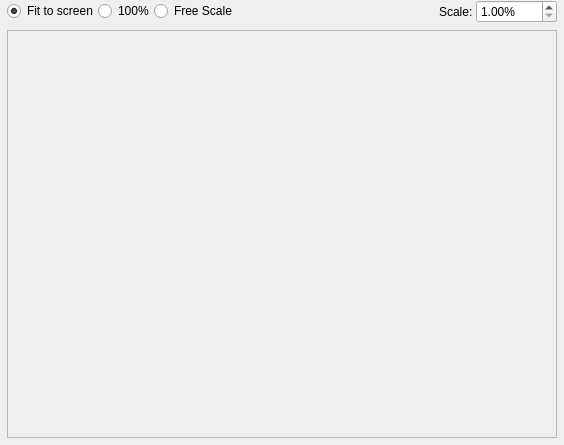
Qt form Source/GUI/imagelabel.ui (bavc/qctools) before a commit.
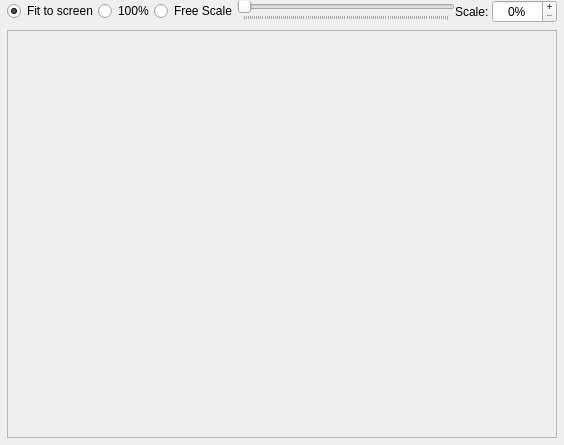
The same form after that commit.

Commit message: add slider for 1-100% frame scaling

```diff
--- a/Source/GUI/imagelabel.ui
+++ b/Source/GUI/imagelabel.ui
@@ -68,20 +68,23 @@
       </widget>
      </item>
      <item>
-      <spacer name="left_horizontalSpacer_2">
+      <widget class="QSlider" name="scalePercentage_horizontalSlider">
+       <property name="minimum">
+        <number>1</number>
+       </property>
+       <property name="maximum">
+        <number>100</number>
+       </property>
        <property name="orientation">
         <enum>Qt::Horizontal</enum>
        </property>
-       <property name="sizeType">
-        <enum>QSizePolicy::MinimumExpanding</enum>
+       <property name="tickPosition">
+        <enum>QSlider::TicksBelow</enum>
        </property>
-       <property name="sizeHint" stdset="0">
-        <size>
-         <width>17</width>
-         <height>17</height>
-        </size>
+       <property name="tickInterval">
+        <number>1</number>
        </property>
-      </spacer>
+      </widget>
      </item>
      <item>
       <widget class="QLabel" name="scale_label">
@@ -91,15 +94,27 @@
       </widget>
      </item>
      <item>
-      <widget class="QDoubleSpinBox" name="scalePercentage_doubleSpinBox">
+      <widget class="QSpinBox" name="scalePercentage_spinBox">
+       <property name="alignment">
+        <set>Qt::AlignCenter</set>
+       </property>
+       <property name="readOnly">
+        <bool>false</bool>
+       </property>
+       <property name="buttonSymbols">
+        <enum>QAbstractSpinBox::PlusMinus</enum>
+       </property>
+       <property name="specialValueText">
+        <string/>
+       </property>
        <property name="suffix">
         <string>%</string>
        </property>
        <property name="minimum">
-        <double>1.000000000000000</double>
+        <number>0</number>
        </property>
        <property name="maximum">
-        <double>1000.000000000000000</double>
+        <number>1000</number>
        </property>
       </widget>
      </item>
```
Left out of the diff: 39 changed lines with no effect on the pictures. The commit also changes 2 other files.
